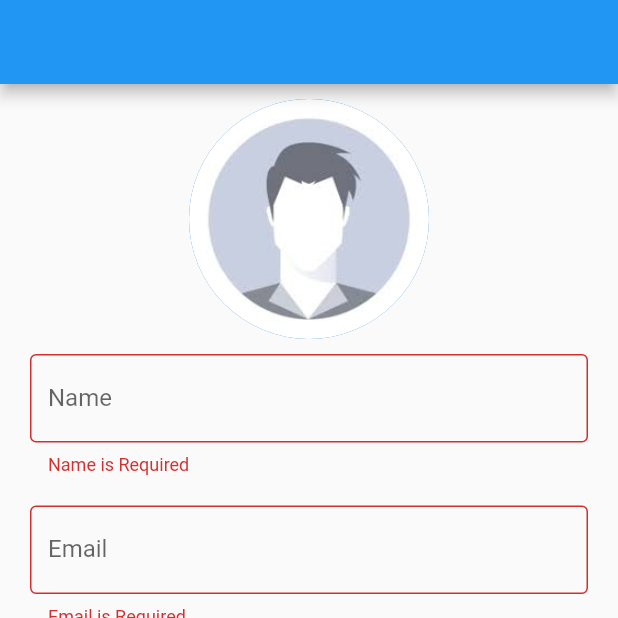
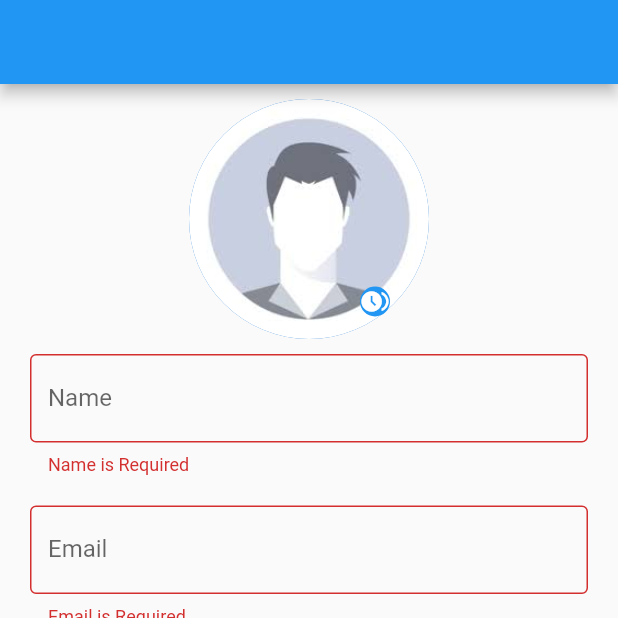
Before and after one commit to ASHKAHARI/login, a Flutter app: the SignUp screen opened directly, after a tap on "Sign Up", on a phone screen of 412 x 824 dp, the top half of it. Run offline on Flutter 3.47's test engine with Material 2 defaults, Android fonts, the phone set to English and light mode, and no system bars; our stand-ins replace easy_localization, google_fonts, image_picker, sqflite; missing offline and left inert: flutter_animated_button; accounts and stored records are empty.

Commit message:
stack overlaying icon on profile picture  upload

```diff
--- a/lib/Back-End/repo.dart
+++ b/lib/Back-End/repo.dart
@@ -1,6 +1,5 @@
 import 'package:sqflite/sqflite.dart';
 import 'db_connection.dart';
-import 'loginmodal.dart';
 
 class Repo {
   late DatabaseConnection _databaseConnection;
--- a/lib/screens/signup_screen.dart
+++ b/lib/screens/signup_screen.dart
@@ -72,7 +72,9 @@ class SignUpState extends State<SignUp> {
             child: ListView(
               children: <Widget>[
                 Center(
-                    child: imageFile == "" || imageFile == null
+                  child: Stack(
+                    children: <Widget>[
+                      imageFile == "" || imageFile == null
                           ? GestureDetector(
                               onTap: () {
                                 getFromGallery();
@@ -90,7 +92,32 @@ class SignUpState extends State<SignUp> {
                                   radius: 80,
                                   backgroundImage:
                                       FileImage(File(imageFile.toString()))),
-                          )),
+                            ),
+                      Positioned(
+                        bottom: 15.0,
+                        right: 26.0,
+                        child: Align(
+                           alignment: Alignment.topLeft,
+                          child: Container(
+                            height: 20,
+                            width: 20,
+                            child: Icon(
+                              Icons.browse_gallery,
+                              color: Colors.white,
+                              size: 18,
+                            ),
+                            decoration: BoxDecoration(
+                              color: Colors.blue,
+                              shape: BoxShape.circle,
+
+
+                            ),
+                          ),
+                        ),
+                      )
+                    ],
+                  ),
+                ),
                 Container(
                   padding: const EdgeInsets.all(10),
                   child: TextFormField(
@@ -215,20 +242,21 @@ class SignUpState extends State<SignUp> {
                     padding: const EdgeInsets.fromLTRB(10, 0, 10, 0),
                     child: ElevatedButton(
                       child: Text('Sign Up'.tr().toString()),
-                      onPressed: () {
+                      onPressed: () async {
                         if (_formKey.currentState!.validate()) {
                           saveDataToDb();
 
                           ScaffoldMessenger.of(context).showSnackBar(
                             SnackBar(
-                                content: Text('You Signed in Successfully'
+                                content: Text('You Signed up  Successfully'
                                     .tr()
                                     .toString())),
                           );
+                          await Future.delayed(
+                              const Duration(seconds: 4), () {});
                           Navigator.pop(
                             context,
-                            MaterialPageRoute(
-                                builder: (context) =>  LoginApp()),
+                            MaterialPageRoute(builder: (context) => LoginApp()),
                           );
                         }
                       },
@@ -242,11 +270,9 @@ class SignUpState extends State<SignUp> {
                         style: TextStyle(fontSize: 20),
                       ),
                       onPressed: () {
-                        if (_formKey.currentState!.validate()) {}
-                        Navigator.push(
+                        Navigator.pop(
                           context,
-                          MaterialPageRoute(
-                              builder: (context) =>  LoginApp()),
+                          MaterialPageRoute(builder: (context) => LoginApp()),
                         );
                       },
                     )
```
Lines whose indentation alone changed are shown as unchanged.
